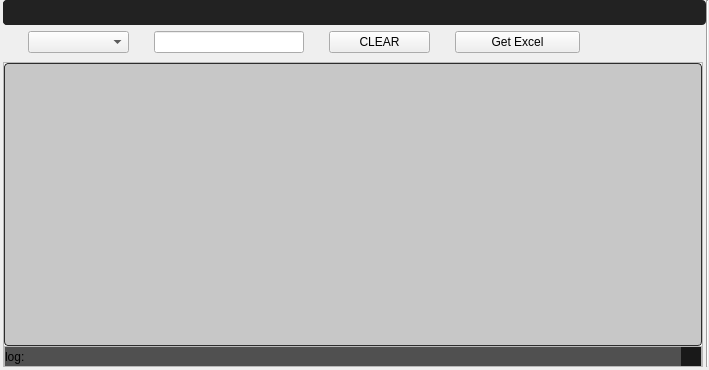
Qt form Resources/UI/CMCWM.ui (ArhamshareKrushil/ScanRisk) before a commit.
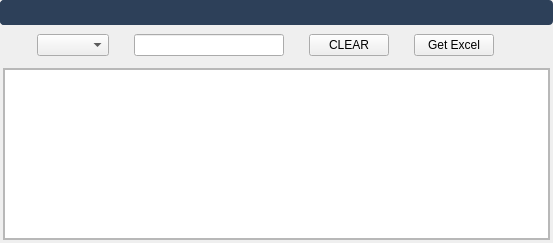
The same form after that commit. Icons and pictures are not drawn.

```diff
--- a/Resources/UI/CMCWM.ui
+++ b/Resources/UI/CMCWM.ui
@@ -6,8 +6,8 @@
    <rect>
     <x>0</x>
     <y>0</y>
-    <width>709</width>
-    <height>370</height>
+    <width>553</width>
+    <height>243</height>
    </rect>
   </property>
   <property name="windowTitle">
@@ -33,7 +33,44 @@
     <property name="spacing">
      <number>0</number>
     </property>
+    <item row="3" column="3">
+     <widget class="Line" name="line_3">
+      <property name="styleSheet">
+       <string notr="true">background-color: transparent;</string>
+      </property>
+      <property name="orientation">
+       <enum>Qt::Vertical</enum>
+      </property>
+     </widget>
+    </item>
+    <item row="4" column="1">
+     <widget class="Line" name="line_18">
+      <property name="orientation">
+       <enum>Qt::Horizontal</enum>
+      </property>
+     </widget>
+    </item>
+    <item row="3" column="0">
+     <widget class="Line" name="line">
+      <property name="styleSheet">
+       <string notr="true">background-color: transparent;</string>
+      </property>
+      <property name="orientation">
+       <enum>Qt::Vertical</enum>
+      </property>
+     </widget>
+    </item>
     <item row="2" column="2">
+     <widget class="Line" name="line_2">
+      <property name="styleSheet">
+       <string notr="true">background-color: transparent;</string>
+      </property>
+      <property name="orientation">
+       <enum>Qt::Horizontal</enum>
+      </property>
+     </widget>
+    </item>
+    <item row="3" column="2">
      <widget class="QFrame" name="mainFrame">
       <property name="sizePolicy">
        <sizepolicy hsizetype="Expanding" vsizetype="Expanding">
@@ -71,149 +108,7 @@
           </font>
          </property>
          <property name="styleSheet">
-          <string notr="true">QTreeView:branch:selected, QTreeView:branch:hover {
-  background: url(&quot;:/qss_icons/rc/transparent.png&quot;);
-}
-
-QTreeView:branch:has-siblings:!adjoins-item {
-  border-image: url(&quot;:/qss_icons/rc/branch_line.png&quot;) 0;
-}
-
-QTreeView:branch:has-siblings:adjoins-item {
-  border-image: url(&quot;:/qss_icons/rc/branch_more.png&quot;) 0;
-}
-
-QTreeView:branch:!has-children:!has-siblings:adjoins-item {
-  border-image: url(&quot;:/qss_icons/rc/branch_end.png&quot;) 0;
-}
-
-QTreeView:branch:has-children:!has-siblings:closed, QTreeView:branch:closed:has-children:has-siblings {
-  border-image: none;
-  image: url(&quot;:/qss_icons/rc/branch_closed.png&quot;);
-}
-
-QTreeView:branch:open:has-children:!has-siblings, QTreeView:branch:open:has-children:has-siblings {
-  border-image: none;
-  image: url(&quot;:/qss_icons/rc/branch_open.png&quot;);
-}
-
-QTreeView:branch:has-children:!has-siblings:closed:hover, QTreeView:branch:closed:has-children:has-siblings:hover {
-  image: url(&quot;:/qss_icons/rc/branch_closed_focus.png&quot;);
-}
-
-QTreeView:branch:open:has-children:!has-siblings:hover, QTreeView:branch:open:has-children:has-siblings:hover {
-  image: url(&quot;:/qss_icons/rc/branch_open_focus.png&quot;);
-}
-
-QTreeView::indicator:checked,
-QListView::indicator:checked {
-  image: url(&quot;:/qss_icons/rc/checkbox_checked.png&quot;);
-}
-
-QTreeView::indicator:checked:hover, QTreeView::indicator:checked:focus, QTreeView::indicator:checked:pressed,
-QListView::indicator:checked:hover,
-QListView::indicator:checked:focus,
-QListView::indicator:checked:pressed {
-  image: url(&quot;:/qss_icons/rc/checkbox_checked_focus.png&quot;);
-}
-
-QTreeView::indicator:unchecked,
-QListView::indicator:unchecked {
-  image: url(&quot;:/qss_icons/rc/checkbox_unchecked.png&quot;);
-}
-
-QTreeView::indicator:unchecked:hover, QTreeView::indicator:unchecked:focus, QTreeView::indicator:unchecked:pressed,
-QListView::indicator:unchecked:hover,
-QListView::indicator:unchecked:focus,
-QListView::indicator:unchecked:pressed {
-  image: url(&quot;:/qss_icons/rc/checkbox_unchecked_focus.png&quot;);
-}
-
-QTreeView::indicator:indeterminate,
-QListView::indicator:indeterminate {
-  image: url(&quot;:/qss_icons/rc/checkbox_indeterminate.png&quot;);
-}
-
-QTreeView::indicator:indeterminate:hover, QTreeView::indicator:indeterminate:focus, QTreeView::indicator:indeterminate:pressed,
-QListView::indicator:indeterminate:hover,
-QListView::indicator:indeterminate:focus,
-QListView::indicator:indeterminate:pressed {
-  image: url(&quot;:/qss_icons/rc/checkbox_indeterminate_focus.png&quot;);
-}
-
-QTreeView,
-QListView,
-QTableView,
-QColumnView {
-  background-color: #c7c7c7;
-  border: 1px solid #2d2d2d;
-  color: #000000;
-  gridline-color: #2d2d2d;
-  border-radius: 4px;
-}
-
-QTreeView:disabled,
-QListView:disabled,
-QTableView:disabled,
-QColumnView:disabled {
-  background-color: #c7c7c7;
-  color: #000000;
-}
-
-QTreeView:selected,
-QListView:selected,
-QTableView:selected,
-QColumnView:selected {
-  background-color: #c7c7c7;
-  color: #000000;
-}
-
-QTreeView:hover,
-QListView:hover,
-QTableView:hover,
-QColumnView:hover {
-  background-color: #c7c7c7;
-  border: 1px solid #148CD2;
-}
-
-QTreeView::item:pressed,
-QListView::item:pressed,
-QTableView::item:pressed,
-QColumnView::item:pressed {
-  background-color: #c7c7c7;
-}
-
-QTreeView::item:selected:hover,
-QListView::item:selected:hover,
-QTableView::item:selected:hover,
-QColumnView::item:selected:hover {
-  background: #c7c7c7;
-  color: #000000;
-}
-
-QTreeView::item:selected:active,
-QListView::item:selected:active,
-QTableView::item:selected:active,
-QColumnView::item:selected:active {
-background-color: palette(highlight);
- color: palette(highlightedText);
-}
-
-QTreeView::item:!selected:hover,
-QListView::item:!selected:hover,
-QTableView::item:!selected:hover,
-QColumnView::item:!selected:hover {
-  outline: 0;
-  color: #148CD2;
-  background-color: #2d2d2d;
-}
-
-QTableCornerButton::section {
-  background-color: #282828;
-  border: 1px transparent #2d2d2d;
-  border-radius: 0px;
-}
-</string>
+          <string notr="true"/>
          </property>
          <property name="selectionBehavior">
           <enum>QAbstractItemView::SelectRows</enum>
@@ -229,99 +124,10 @@
          </attribute>
         </widget>
        </item>
-       <item row="1" column="0">
-        <widget class="QFrame" name="StatusBar">
-         <property name="minimumSize">
-          <size>
-           <width>0</width>
-           <height>20</height>
-          </size>
-         </property>
-         <property name="maximumSize">
-          <size>
-           <width>16777215</width>
-           <height>20</height>
-          </size>
-         </property>
-         <property name="frameShape">
-          <enum>QFrame::StyledPanel</enum>
-         </property>
-         <property name="frameShadow">
-          <enum>QFrame::Raised</enum>
-         </property>
-         <layout class="QGridLayout" name="gridLayout_7">
-          <property name="leftMargin">
-           <number>0</number>
-          </property>
-          <property name="topMargin">
-           <number>0</number>
-          </property>
-          <property name="rightMargin">
-           <number>0</number>
-          </property>
-          <property name="bottomMargin">
-           <number>0</number>
-          </property>
-          <property name="spacing">
-           <number>0</number>
-          </property>
-          <item row="0" column="0">
-           <widget class="QLabel" name="label">
-            <property name="minimumSize">
-             <size>
-              <width>0</width>
-              <height>20</height>
-             </size>
-            </property>
-            <property name="styleSheet">
-             <string notr="true">background-color: rgb(80, 80, 80);
-  border-radius: 0
-px;</string>
-            </property>
-            <property name="text">
-             <string>log:</string>
-            </property>
-            <property name="wordWrap">
-             <bool>true</bool>
-            </property>
-           </widget>
-          </item>
-          <item row="0" column="1">
-           <widget class="QFrame" name="gripFolio">
-            <property name="minimumSize">
-             <size>
-              <width>0</width>
-              <height>20</height>
-             </size>
-            </property>
-            <property name="maximumSize">
-             <size>
-              <width>20</width>
-              <height>20</height>
-             </size>
-            </property>
-            <property name="styleSheet">
-             <string notr="true">background-color: rgb(25,25,25);
-  border-radius: 0px;</string>
-            </property>
-            <property name="frameShape">
-             <enum>QFrame::StyledPanel</enum>
-            </property>
-            <property name="frameShadow">
-             <enum>QFrame::Raised</enum>
-            </property>
-            <property name="lineWidth">
-             <number>0</number>
-            </property>
-           </widget>
-          </item>
-         </layout>
-        </widget>
-       </item>
       </layout>
      </widget>
     </item>
-    <item row="0" column="1" colspan="3">
+    <item row="1" column="1" colspan="3">
      <widget class="QWidget" name="indexBar" native="true">
       <property name="sizePolicy">
        <sizepolicy hsizetype="Preferred" vsizetype="Minimum">
@@ -336,162 +142,20 @@
        </size>
       </property>
       <property name="styleSheet">
-       <string notr="true">QTreeView:branch:selected, QTreeView:branch:hover {
-  background: url(&quot;:/qss_icons/rc/transparent.png&quot;);
-}
-
-QTreeView:branch:has-siblings:!adjoins-item {
-  border-image: url(&quot;:/qss_icons/rc/branch_line.png&quot;) 0;
-}
-
-QTreeView:branch:has-siblings:adjoins-item {
-  border-image: url(&quot;:/qss_icons/rc/branch_more.png&quot;) 0;
-}
-
-QTreeView:branch:!has-children:!has-siblings:adjoins-item {
-  border-image: url(&quot;:/qss_icons/rc/branch_end.png&quot;) 0;
-}
-
-QTreeView:branch:has-children:!has-siblings:closed, QTreeView:branch:closed:has-children:has-siblings {
-  border-image: none;
-  image: url(&quot;:/qss_icons/rc/branch_closed.png&quot;);
-}
-
-QTreeView:branch:open:has-children:!has-siblings, QTreeView:branch:open:has-children:has-siblings {
-  border-image: none;
-  image: url(&quot;:/qss_icons/rc/branch_open.png&quot;);
-}
-
-QTreeView:branch:has-children:!has-siblings:closed:hover, QTreeView:branch:closed:has-children:has-siblings:hover {
-  image: url(&quot;:/qss_icons/rc/branch_closed_focus.png&quot;);
-}
-
-QTreeView:branch:open:has-children:!has-siblings:hover, QTreeView:branch:open:has-children:has-siblings:hover {
-  image: url(&quot;:/qss_icons/rc/branch_open_focus.png&quot;);
-}
-
-QTreeView::indicator:checked,
-QListView::indicator:checked {
-  image: url(&quot;:/qss_icons/rc/checkbox_checked.png&quot;);
-}
-
-QTreeView::indicator:checked:hover, QTreeView::indicator:checked:focus, QTreeView::indicator:checked:pressed,
-QListView::indicator:checked:hover,
-QListView::indicator:checked:focus,
-QListView::indicator:checked:pressed {
-  image: url(&quot;:/qss_icons/rc/checkbox_checked_focus.png&quot;);
-}
-
-QTreeView::indicator:unchecked,
-QListView::indicator:unchecked {
-  image: url(&quot;:/qss_icons/rc/checkbox_unchecked.png&quot;);
-}
-
-QTreeView::indicator:unchecked:hover, QTreeView::indicator:unchecked:focus, QTreeView::indicator:unchecked:pressed,
-QListView::indicator:unchecked:hover,
-QListView::indicator:unchecked:focus,
-QListView::indicator:unchecked:pressed {
-  image: url(&quot;:/qss_icons/rc/checkbox_unchecked_focus.png&quot;);
-}
-
-QTreeView::indicator:indeterminate,
-QListView::indicator:indeterminate {
-  image: url(&quot;:/qss_icons/rc/checkbox_indeterminate.png&quot;);
-}
-
-QTreeView::indicator:indeterminate:hover, QTreeView::indicator:indeterminate:focus, QTreeView::indicator:indeterminate:pressed,
-QListView::indicator:indeterminate:hover,
-QListView::indicator:indeterminate:focus,
-QListView::indicator:indeterminate:pressed {
-  image: url(&quot;:/qss_icons/rc/checkbox_indeterminate_focus.png&quot;);
-}
-
-QTreeView,
-QListView,
-QTableView,
-QColumnView {
-  background-color: #ffffff;
-  border: 1px solid #2d2d2d;
-  color: #F0F0F0;
-  gridline-color: #2d2d2d;
-  border-radius: 4px;
-}
-
-QTreeView:disabled,
-QListView:disabled,
-QTableView:disabled,
-QColumnView:disabled {
-  background-color: #1e1e1e;
-  color: #787878;
-}
-
-QTreeView:selected,
-QListView:selected,
-QTableView:selected,
-QColumnView:selected {
-  background-color: #ffffff;
-  color: #2d2d2d;
-}
-
-QTreeView:hover,
-QListView:hover,
-QTableView:hover,
-QColumnView:hover {
-  background-color: #ffffff;
-  border: 1px solid #148CD2;
-}
-
-QTreeView::item:pressed,
-QListView::item:pressed,
-QTableView::item:pressed,
-QColumnView::item:pressed {
-  background-color: #ffffff;
-}
-
-QTreeView::item:selected:hover,
-QListView::item:selected:hover,
-QTableView::item:selected:hover,
-QColumnView::item:selected:hover {
-  background: #ffffff;
-  color: #282828;
-}
-
-QTreeView::item:selected:active,
-QListView::item:selected:active,
-QTableView::item:selected:active,
-QColumnView::item:selected:active {
-background-color: palette(highlight);
- color: palette(highlightedText);
-}
-
-QTreeView::item:!selected:hover,
-QListView::item:!selected:hover,
-QTableView::item:!selected:hover,
-QColumnView::item:!selected:hover {
-  outline: 0;
-  color: #148CD2;
-  background-color: #2d2d2d;
-}
-
-QTableCornerButton::section {
-  background-color: #282828;
-  border: 1px transparent #2d2d2d;
-  border-radius: 0px;
-}
-</string>
+       <string notr="true"/>
       </property>
       <layout class="QGridLayout" name="gridLayout_2">
        <property name="leftMargin">
-        <number>0</number>
+        <number>9</number>
        </property>
        <property name="topMargin">
-        <number>0</number>
+        <number>9</number>
        </property>
        <property name="rightMargin">
-        <number>0</number>
+        <number>9</number>
        </property>
        <property name="bottomMargin">
-        <number>6</number>
+        <number>9</number>
        </property>
        <property name="horizontalSpacing">
         <number>0</number>
@@ -499,248 +163,73 @@
        <property name="verticalSpacing">
         <number>6</number>
        </property>
-       <item row="0" column="0" colspan="11">
-        <widget class="QFrame" name="headerFrame">
-         <property name="sizePolicy">
-          <sizepolicy hsizetype="Expanding" vsizetype="Maximum">
-           <horstretch>0</horstretch>
-           <verstretch>0</verstretch>
-          </sizepolicy>
+       <item row="1" column="8">
+        <widget class="Line" name="line_11">
+         <property name="minimumSize">
+          <size>
+           <width>10</width>
+           <height>0</height>
+          </size>
          </property>
+         <property name="maximumSize">
+          <size>
+           <width>25</width>
+           <height>16777215</height>
+          </size>
+         </property>
+         <property name="styleSheet">
+          <string notr="true">background-color: transparent;</string>
+         </property>
+         <property name="orientation">
+          <enum>Qt::Horizontal</enum>
+         </property>
+        </widget>
+       </item>
+       <item row="1" column="2">
+        <widget class="Line" name="line_12">
          <property name="minimumSize">
           <size>
-           <width>0</width>
+           <width>10</width>
            <height>0</height>
           </size>
          </property>
+         <property name="maximumSize">
+          <size>
+           <width>25</width>
+           <height>16777215</height>
+          </size>
+         </property>
          <property name="styleSheet">
-          <string notr="true">/* (dot) .QFrame  fix #141, #126, #123 */
-.QFrame {
-background-color: #222222;
-  border-radius: 4px;
-  border: 0px solid transparent;
-
-  /* No frame */
-  /* HLine */
-  /* HLine */
-}
-
-.QFrame[frameShape=&quot;0&quot;] {
-  border-radius: 4px;
-  border: 1px transparent #2d2d2d;
-}
-
-.QFrame[frameShape=&quot;4&quot;] {
-  max-height: 2px;
-  border: none;
-  background-color: #2d2d2d;
-}
-
-.QFrame[frameShape=&quot;5&quot;] {
-  max-width: 2px;
-  border: none;
-  background-color: #2d2d2d;
-}
-
-</string>
+          <string notr="true">background-color: transparent;</string>
          </property>
-         <property name="frameShape">
-          <enum>QFrame::Box</enum>
+         <property name="orientation">
+          <enum>Qt::Horizontal</enum>
          </property>
-         <property name="frameShadow">
-          <enum>QFrame::Sunken</enum>
+        </widget>
+       </item>
+       <item row="1" column="10">
+        <widget class="Line" name="line_9">
+         <property name="minimumSize">
+          <size>
+           <width>10</width>
+           <height>0</height>
+          </size>
          </property>
-         <layout class="QGridLayout" name="gridLayout_6">
-          <property name="leftMargin">
-           <number>0</number>
-          </property>
-          <property name="topMargin">
-           <number>0</number>
-          </property>
-          <property name="rightMargin">
-           <number>0</number>
-          </property>
-          <property name="bottomMargin">
-           <number>0</number>
-          </property>
-          <property name="spacing">
-           <number>0</number>
-          </property>
-          <item row="0" column="2" alignment="Qt::AlignRight|Qt::AlignTop">
-           <widget class="QFrame" name="btnframe_3">
-            <property name="sizePolicy">
-             <sizepolicy hsizetype="Expanding" vsizetype="Expanding">
-              <horstretch>0</horstretch>
-              <verstretch>0</verstretch>
-             </sizepolicy>
-            </property>
-            <property name="minimumSize">
-             <size>
-              <width>0</width>
-              <height>25</height>
-             </size>
-            </property>
-            <property name="maximumSize">
-             <size>
-              <width>16777215</width>
-              <height>25</height>
-             </size>
-            </property>
-            <property name="styleSheet">
-             <string notr="true">background-color: transparent;</string>
-            </property>
-            <property name="frameShape">
-             <enum>QFrame::StyledPanel</enum>
-            </property>
-            <property name="frameShadow">
-             <enum>QFrame::Raised</enum>
-            </property>
-            <layout class="QHBoxLayout" name="horizontalLayout_3">
-             <property name="spacing">
-              <number>0</number>
-             </property>
-             <property name="leftMargin">
-              <number>0</number>
-             </property>
-             <property name="topMargin">
-              <number>0</number>
-             </property>
-             <property name="rightMargin">
-              <number>0</number>
-             </property>
-             <property name="bottomMargin">
-              <number>0</number>
-             </property>
-             <item alignment="Qt::AlignTop">
-              <widget class="QPushButton" name="bt_min_3">
-               <property name="sizePolicy">
-                <sizepolicy hsizetype="Expanding" vsizetype="Expanding">
-                 <horstretch>0</horstretch>
-                 <verstretch>0</verstretch>
-                </sizepolicy>
-               </property>
-               <property name="minimumSize">
-                <size>
-                 <width>35</width>
-                 <height>25</height>
-                </size>
-               </property>
-               <property name="maximumSize">
-                <size>
-                 <width>35</width>
-                 <height>25</height>
-                </size>
-               </property>
-               <property name="styleSheet">
-                <string notr="true">QPushButton {
-  background-color: transparent;
-  border: 1px solid transparent;
-
-}
-QPushButton:hover {
-  background-color: #148CD2;    
-}
-</string>
-               </property>
-               <property name="text">
-                <string/>
-               </property>
-               <property name="icon">
-                <iconset resource="C:/Users/HP/Desktop/Autotrader-Reborn2.1/Resourses/icons/icons.qrc">
-                 <normaloff>:/icon1/minus.svg</normaloff>:/icon1/minus.svg</iconset>
-               </property>
-               <property name="iconSize">
-                <size>
-                 <width>15</width>
-                 <height>15</height>
-                </size>
-               </property>
-              </widget>
-             </item>
-             <item alignment="Qt::AlignRight|Qt::AlignTop">
-              <widget class="QPushButton" name="bt_close_3">
-               <property name="sizePolicy">
-                <sizepolicy hsizetype="Maximum" vsizetype="Maximum">
-                 <horstretch>0</horstretch>
-                 <verstretch>0</verstretch>
-                </sizepolicy>
-               </property>
-               <property name="minimumSize">
-                <size>
-                 <width>35</width>
-                 <height>25</height>
-                </size>
-               </property>
-               <property name="maximumSize">
-                <size>
-                 <width>35</width>
-                 <height>25</height>
-                </size>
-               </property>
-               <property name="styleSheet">
-                <string notr="true">QPushButton {
-  background-color: transparent;
-  border: 1px solid transparent;
-
-}
-QPushButton:hover {
-  background-color: #148CD2;    
-}
-</string>
-               </property>
-               <property name="text">
-                <string/>
-               </property>
-               <property name="icon">
-                <iconset resource="C:/Users/HP/Desktop/Autotrader-Reborn2.1/Resourses/icons/icons.qrc">
-                 <normaloff>:/icon1/x.svg</normaloff>:/icon1/x.svg</iconset>
-               </property>
-               <property name="iconSize">
-                <size>
-                 <width>15</width>
-                 <height>15</height>
-                </size>
-               </property>
-              </widget>
-             </item>
-            </layout>
-           </widget>
-          </item>
-          <item row="0" column="1">
-           <widget class="QFrame" name="frame_4">
-            <property name="sizePolicy">
-             <sizepolicy hsizetype="Expanding" vsizetype="Preferred">
-              <horstretch>0</horstretch>
-              <verstretch>0</verstretch>
-             </sizepolicy>
-            </property>
-            <property name="minimumSize">
-             <size>
-              <width>0</width>
-              <height>25</height>
-             </size>
-            </property>
-            <property name="maximumSize">
-             <size>
-              <width>16777215</width>
-              <height>25</height>
-             </size>
-            </property>
-            <property name="frameShape">
-             <enum>QFrame::StyledPanel</enum>
-            </property>
-            <property name="frameShadow">
-             <enum>QFrame::Raised</enum>
-            </property>
-           </widget>
-          </item>
-         </layout>
+         <property name="maximumSize">
+          <size>
+           <width>25</width>
+           <height>16777215</height>
+          </size>
+         </property>
+         <property name="styleSheet">
+          <string notr="true">background-color: transparent;</string>
+         </property>
+         <property name="orientation">
+          <enum>Qt::Horizontal</enum>
+         </property>
         </widget>
        </item>
-       <item row="1" column="1" rowspan="2">
-        <widget class="QComboBox" name="cbHeads"/>
-       </item>
-       <item row="1" column="3" rowspan="2">
+       <item row="0" column="3" rowspan="2">
         <widget class="QLineEdit" name="le_text">
          <property name="maximumSize">
           <size>
@@ -750,7 +239,10 @@
          </property>
         </widget>
        </item>
-       <item row="1" column="4" rowspan="2">
+       <item row="0" column="1" rowspan="2">
+        <widget class="QComboBox" name="cbHeads"/>
+       </item>
+       <item row="0" column="4" rowspan="2">
         <widget class="Line" name="line_10">
          <property name="minimumSize">
           <size>
@@ -772,8 +264,36 @@
          </property>
         </widget>
        </item>
-       <item row="1" column="5" rowspan="2">
+       <item row="0" column="6" rowspan="2">
+        <widget class="Line" name="line_7">
+         <property name="minimumSize">
+          <size>
+           <width>10</width>
+           <height>0</height>
+          </size>
+         </property>
+         <property name="maximumSize">
+          <size>
+           <width>25</width>
+           <height>16777215</height>
+          </size>
+         </property>
+         <property name="styleSheet">
+          <string notr="true">background-color: transparent;</string>
+         </property>
+         <property name="orientation">
+          <enum>Qt::Horizontal</enum>
+         </property>
+        </widget>
+       </item>
+       <item row="0" column="5" rowspan="2">
         <widget class="QPushButton" name="pbClearfilter">
+         <property name="minimumSize">
+          <size>
+           <width>80</width>
+           <height>0</height>
+          </size>
+         </property>
          <property name="maximumSize">
           <size>
            <width>200</width>
@@ -785,30 +305,14 @@
          </property>
         </widget>
        </item>
-       <item row="1" column="6" rowspan="2">
-        <widget class="Line" name="line_7">
-         <property name="minimumSize">
-          <size>
-           <width>10</width>
-           <height>0</height>
-          </size>
-         </property>
-         <property name="maximumSize">
-          <size>
-           <width>25</width>
-           <height>16777215</height>
-          </size>
-         </property>
-         <property name="styleSheet">
-          <string notr="true">background-color: transparent;</string>
-         </property>
-         <property name="orientation">
-          <enum>Qt::Horizontal</enum>
-         </property>
-        </widget>
-       </item>
-       <item row="1" column="7" rowspan="2" colspan="2">
+       <item row="0" column="7" rowspan="2" colspan="2">
         <widget class="QPushButton" name="pbGetExcel">
+         <property name="minimumSize">
+          <size>
+           <width>80</width>
+           <height>0</height>
+          </size>
+         </property>
          <property name="maximumSize">
           <size>
            <width>200</width>
@@ -820,7 +324,7 @@
          </property>
         </widget>
        </item>
-       <item row="1" column="9" rowspan="2">
+       <item row="0" column="9" rowspan="2">
         <widget class="Line" name="line_13">
          <property name="minimumSize">
           <size>
@@ -842,7 +346,7 @@
          </property>
         </widget>
        </item>
-       <item row="2" column="0">
+       <item row="1" column="0">
         <widget class="Line" name="line_14">
          <property name="minimumSize">
           <size>
@@ -864,119 +368,239 @@
          </property>
         </widget>
        </item>
-       <item row="2" column="2">
-        <widget class="Line" name="line_12">
-         <property name="minimumSize">
-          <size>
-           <width>10</width>
-           <height>0</height>
-          </size>
+      </layout>
+     </widget>
+    </item>
+    <item row="0" column="0" colspan="4">
+     <widget class="QFrame" name="headerFrame">
+      <property name="sizePolicy">
+       <sizepolicy hsizetype="Expanding" vsizetype="Maximum">
+        <horstretch>0</horstretch>
+        <verstretch>0</verstretch>
+       </sizepolicy>
+      </property>
+      <property name="minimumSize">
+       <size>
+        <width>0</width>
+        <height>0</height>
+       </size>
+      </property>
+      <property name="styleSheet">
+       <string notr="true">/* QFrame -----------------------------------------------------------------
+
+https://doc.qt.io/qt-5/stylesheet-examples.html#customizing-qframe
+https://doc.qt.io/qt-5/qframe.html#-prop
+https://doc.qt.io/qt-5/qframe.html#details
+https://stackoverflow.com/questions/14581498/qt-stylesheet-for-hline-vline-color
+
+--------------------------------------------------------------------------- */
+/* (dot) .QFrame  fix #141, #126, #123 */
+.QFrame {
+  background-color: #2D4059;
+
+  border-radius: 4px;
+  border: 0px solid transparent;
+
+  /* No frame */
+  /* HLine */
+  /* HLine */
+}
+
+.QFrame[frameShape=&quot;0&quot;] {
+  border-radius: 4px;
+  border: 1px transparent #2d2d2d;
+}
+
+.QFrame[frameShape=&quot;4&quot;] {
+  max-height: 2px;
+  border: none;
+  background-color: #2d2d2d;
+}
+
+.QFrame[frameShape=&quot;5&quot;] {
+  max-width: 2px;
+  border: none;
+  background-color: #2d2d2d;
+}
+
+
+</string>
+      </property>
+      <property name="frameShape">
+       <enum>QFrame::Box</enum>
+      </property>
+      <property name="frameShadow">
+       <enum>QFrame::Sunken</enum>
+      </property>
+      <layout class="QGridLayout" name="gridLayout_8">
+       <property name="leftMargin">
+        <number>0</number>
+       </property>
+       <property name="topMargin">
+        <number>0</number>
+       </property>
+       <property name="rightMargin">
+        <number>0</number>
+       </property>
+       <property name="bottomMargin">
+        <number>0</number>
+       </property>
+       <property name="spacing">
+        <number>0</number>
+       </property>
+       <item row="0" column="2" alignment="Qt::AlignRight|Qt::AlignTop">
+        <widget class="QFrame" name="btnframe_4">
+         <property name="sizePolicy">
+          <sizepolicy hsizetype="Expanding" vsizetype="Expanding">
+           <horstretch>0</horstretch>
+           <verstretch>0</verstretch>
+          </sizepolicy>
          </property>
-         <property name="maximumSize">
-          <size>
-           <width>25</width>
-           <height>16777215</height>
-          </size>
-         </property>
-         <property name="styleSheet">
-          <string notr="true">background-color: transparent;</string>
-         </property>
-         <property name="orientation">
-          <enum>Qt::Horizontal</enum>
-         </property>
-        </widget>
-       </item>
-       <item row="2" column="8">
-        <widget class="Line" name="line_11">
          <property name="minimumSize">
           <size>
-           <width>10</width>
-           <height>0</height>
+           <width>0</width>
+           <height>25</height>
           </size>
          </property>
          <property name="maximumSize">
           <size>
-           <width>25</width>
-           <height>16777215</height>
+           <width>16777215</width>
+           <height>25</height>
           </size>
          </property>
          <property name="styleSheet">
           <string notr="true">background-color: transparent;</string>
          </property>
-         <property name="orientation">
-          <enum>Qt::Horizontal</enum>
+         <property name="frameShape">
+          <enum>QFrame::StyledPanel</enum>
          </property>
+         <property name="frameShadow">
+          <enum>QFrame::Raised</enum>
+         </property>
+         <layout class="QHBoxLayout" name="horizontalLayout_4">
+          <property name="spacing">
+           <number>0</number>
+          </property>
+          <property name="leftMargin">
+           <number>0</number>
+          </property>
+          <property name="topMargin">
+           <number>0</number>
+          </property>
+          <property name="rightMargin">
+           <number>0</number>
+          </property>
+          <property name="bottomMargin">
+           <number>0</number>
+          </property>
+          <item>
+           <widget class="QPushButton" name="bt_min_3">
+            <property name="minimumSize">
+             <size>
+              <width>25</width>
+              <height>25</height>
+             </size>
+            </property>
+            <property name="styleSheet">
+             <string notr="true">QPushButton {
+  background-color: transparent;
+border-radius: 10px;
+
+  border: 1px solid transparent;
+
+}
+QPushButton:hover {
+border-radius: 10px;
+  background-color: #000000;    
+}
+</string>
+            </property>
+            <property name="text">
+             <string/>
+            </property>
+            <property name="icon">
+             <iconset resource="../icons/icons.qrc">
+              <normaloff>:/newPrefix/icons/minus-circle.svg</normaloff>:/newPrefix/icons/minus-circle.svg</iconset>
+            </property>
+            <property name="iconSize">
+             <size>
+              <width>20</width>
+              <height>20</height>
+             </size>
+            </property>
+           </widget>
+          </item>
+          <item>
+           <widget class="QPushButton" name="bt_close_3">
+            <property name="minimumSize">
+             <size>
+              <width>0</width>
+              <height>25</height>
+             </size>
+            </property>
+            <property name="styleSheet">
+             <string notr="true">QPushButton {
+  background-color: transparent;
+border-radius: 10px;
+
+  border: 1px solid transparent;
+
+}
+QPushButton:hover {
+border-radius: 10px;
+  background-color: #ff2626;    
+}
+</string>
+            </property>
+            <property name="text">
+             <string/>
+            </property>
+            <property name="icon">
+             <iconset resource="../icons/icons.qrc">
+              <normaloff>:/newPrefix/icons/x-circle.svg</normaloff>:/newPrefix/icons/x-circle.svg</iconset>
+            </property>
+            <property name="iconSize">
+             <size>
+              <width>20</width>
+              <height>20</height>
+             </size>
+            </property>
+           </widget>
+          </item>
+         </layout>
         </widget>
        </item>
-       <item row="2" column="10">
-        <widget class="Line" name="line_9">
+       <item row="0" column="1">
+        <widget class="QFrame" name="frame_5">
+         <property name="sizePolicy">
+          <sizepolicy hsizetype="Expanding" vsizetype="Preferred">
+           <horstretch>0</horstretch>
+           <verstretch>0</verstretch>
+          </sizepolicy>
+         </property>
          <property name="minimumSize">
           <size>
-           <width>10</width>
-           <height>0</height>
+           <width>0</width>
+           <height>25</height>
           </size>
          </property>
          <property name="maximumSize">
           <size>
-           <width>25</width>
-           <height>16777215</height>
+           <width>16777215</width>
+           <height>25</height>
           </size>
          </property>
-         <property name="styleSheet">
-          <string notr="true">background-color: transparent;</string>
+         <property name="frameShape">
+          <enum>QFrame::StyledPanel</enum>
          </property>
-         <property name="orientation">
-          <enum>Qt::Horizontal</enum>
+         <property name="frameShadow">
+          <enum>QFrame::Raised</enum>
          </property>
         </widget>
        </item>
       </layout>
      </widget>
     </item>
-    <item row="3" column="1">
-     <widget class="Line" name="line_18">
-      <property name="orientation">
-       <enum>Qt::Horizontal</enum>
-      </property>
-     </widget>
-    </item>
-    <item row="2" column="0">
-     <widget class="Line" name="line">
-      <property name="styleSheet">
-       <string notr="true">background-color: transparent;</string>
-      </property>
-      <property name="orientation">
-       <enum>Qt::Vertical</enum>
-      </property>
-     </widget>
-    </item>
-    <item row="2" column="3">
-     <widget class="Line" name="line_3">
-      <property name="styleSheet">
-       <string notr="true">background-color: transparent;</string>
-      </property>
-      <property name="orientation">
-       <enum>Qt::Vertical</enum>
-      </property>
-     </widget>
-    </item>
-    <item row="0" column="4" rowspan="3">
-     <widget class="Line" name="line_17">
-      <property name="orientation">
-       <enum>Qt::Vertical</enum>
-      </property>
-     </widget>
-    </item>
-    <item row="1" column="2">
-     <widget class="Line" name="line_2">
-      <property name="styleSheet">
-       <string notr="true">background-color: transparent;</string>
-      </property>
-      <property name="orientation">
-       <enum>Qt::Horizontal</enum>
-      </property>
-     </widget>
-    </item>
    </layout>
   </widget>
  </widget>
```
Left out of the diff: 3 changed lines with no effect on the pictures.
